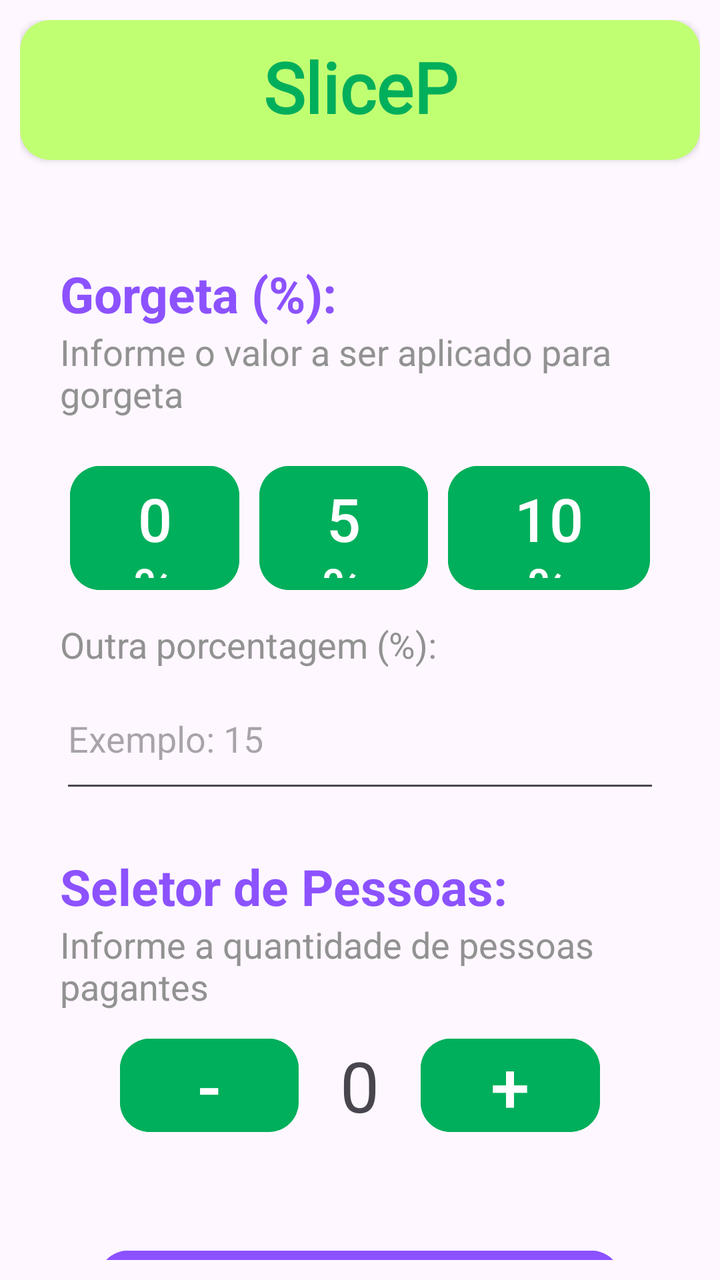
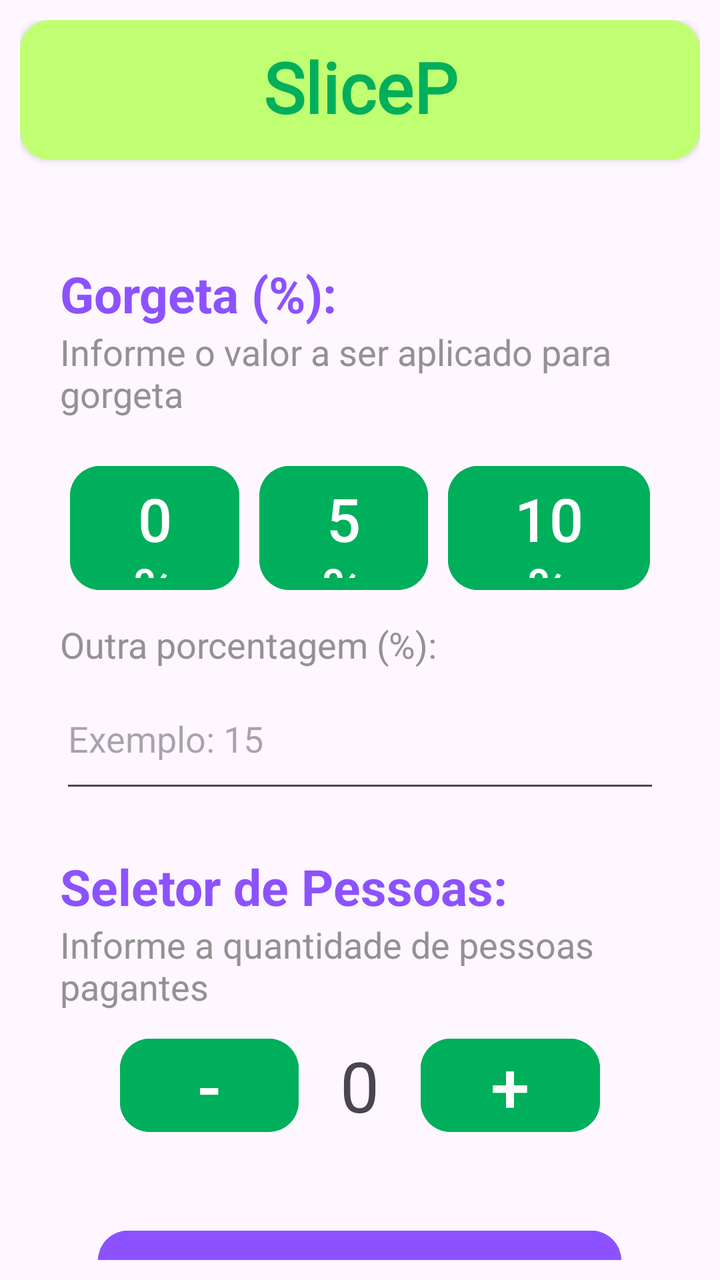

An Android layout rendered at two revisions. The XML below is the earlier revision; the diff shows what the commit changed to produce the second picture.
<!-- AndroidManifest.xml: application theme Theme.SlicePay -->
<!-- res/layout/activity_main3.xml -->
<?xml version="1.0" encoding="utf-8"?>
<androidx.constraintlayout.widget.ConstraintLayout xmlns:android="http://schemas.android.com/apk/res/android"
    xmlns:app="http://schemas.android.com/apk/res-auto"
    xmlns:tools="http://schemas.android.com/tools"
    android:id="@+id/main"
    android:layout_width="match_parent"
    android:layout_height="match_parent"
    tools:context=".MainActivity3">

    <LinearLayout
        android:layout_width="0dp"
        android:layout_height="0dp"
        android:layout_margin="10dp"
        android:layout_marginStart="1dp"
        android:layout_marginTop="1dp"
        android:layout_marginEnd="1dp"
        android:layout_marginBottom="1dp"
        android:orientation="vertical"
        app:layout_constraintBottom_toBottomOf="parent"
        app:layout_constraintEnd_toEndOf="parent"
        app:layout_constraintStart_toStartOf="parent"
        app:layout_constraintTop_toTopOf="parent">

        <androidx.cardview.widget.CardView
            android:layout_width="match_parent"
            android:layout_height="70dp"
            android:backgroundTint="@color/verde_claro"
            app:cardCornerRadius="15dp" >

            <LinearLayout
                android:layout_width="match_parent"
                android:layout_height="match_parent"
                android:elevation="0dp"
                android:orientation="vertical"
                android:padding="10dp"
                android:paddingStart="120dp"
                android:paddingEnd="120dp">

                <TextView
                    android:id="@+id/textView4"
                    android:layout_width="match_parent"
                    android:layout_height="wrap_content"
                    android:fontFamily="@font/alata"
                    android:text="@string/app_name"
                    android:textAlignment="center"
                    android:textColor="@color/verde_escuro"
                    android:textSize="35sp"
                    android:textStyle="bold" />
            </LinearLayout>
        </androidx.cardview.widget.CardView>

        <TextView
            android:id="@+id/textView6"
            android:layout_width="match_parent"
            android:layout_height="wrap_content"
            android:layout_marginStart="20dp"
            android:layout_marginTop="50dp"
            android:text="@string/input_gorjeta"
            android:textColor="@color/roxo"
            android:textSize="25sp"
            android:textStyle="bold" />

        <TextView
            android:id="@+id/textView7"
            android:layout_width="match_parent"
            android:layout_height="wrap_content"
            android:layout_marginStart="20dp"
            android:text="@string/info_gorjeta"
            android:textColor="@color/cinza"
            android:textSize="18sp" />

        <LinearLayout
            android:layout_width="match_parent"
            android:layout_height="91dp"
            android:layout_marginStart="10dp"
            android:layout_marginTop="10dp"
            android:layout_marginEnd="10dp"
            android:orientation="horizontal"
            android:padding="10dp">

            <Button
                android:id="@+id/button3"
                android:layout_width="wrap_content"
                android:layout_height="70dp"
                android:layout_marginStart="5dp"
                android:layout_marginEnd="5dp"
                android:layout_weight="1"
                android:backgroundTint="@color/verde_escuro"
                android:text="@string/gorjeta_0"
                android:textSize="30sp"
                app:cornerRadius="15dp" />

            <Button
                android:id="@+id/button5"
                android:layout_width="wrap_content"
                android:layout_height="70dp"
                android:layout_marginStart="5dp"
                android:layout_marginEnd="5dp"
                android:layout_weight="1"
                android:backgroundTint="@color/verde_escuro"
                android:text="@string/gorjeta_5"
                android:textSize="30sp"
                app:cornerRadius="15dp" />

            <Button
                android:id="@+id/button4"
                android:layout_width="wrap_content"
                android:layout_height="70dp"
                android:layout_marginStart="5dp"
                android:layout_marginEnd="5dp"
                android:layout_weight="1"
                android:backgroundTint="@color/verde_escuro"
                android:text="@string/gorjeta_10"
                android:textSize="30sp"
                app:cornerRadius="15dp" />
        </LinearLayout>

        <TextView
            android:id="@+id/textView12"
            android:layout_width="match_parent"
            android:layout_height="wrap_content"
            android:layout_marginStart="20dp"
            android:text="@string/gorjeta_outra"
            android:textColor="@color/cinza"
            android:textSize="18sp" />

        <EditText
            android:id="@+id/editTextText2"
            android:layout_width="match_parent"
            android:layout_height="67dp"
            android:layout_marginStart="20dp"
            android:layout_marginEnd="20dp"
            android:layout_marginBottom="15dp"
            android:ems="10"
            android:hint="Exemplo: 15"
            android:inputType="number" />

        <TextView
            android:id="@+id/textView13"
            android:layout_width="match_parent"
            android:layout_height="wrap_content"
            android:layout_marginStart="20dp"
            android:layout_marginTop="10dp"
            android:text="@string/input_pessoas"
            android:textColor="@color/roxo"
            android:textSize="25sp"
            android:textStyle="bold" />

        <TextView
            android:id="@+id/textView14"
            android:layout_width="match_parent"
            android:layout_height="wrap_content"
            android:layout_marginStart="20dp"
            android:text="@string/info_pessoas"
            android:textColor="@color/cinza"
            android:textSize="18sp" />

        <LinearLayout
            android:layout_width="match_parent"
            android:layout_height="66dp"
            android:layout_marginTop="10dp"
            android:orientation="horizontal">

            <Button
                android:id="@+id/button6"
                android:layout_width="wrap_content"
                android:layout_height="wrap_content"
                android:layout_marginStart="50dp"
                android:layout_marginEnd="20dp"
                android:layout_weight="1"
                android:backgroundTint="@color/verde_escuro"
                android:paddingLeft="0dp"
                android:paddingTop="0dp"
                android:paddingRight="0dp"
                android:paddingBottom="0dp"
                android:text="@string/menos_pessoas"
                android:textSize="35sp"
                app:cornerRadius="15dp" />

            <TextView
                android:id="@+id/textView16"
                android:layout_width="wrap_content"
                android:layout_height="wrap_content"
                android:layout_weight="1"
                android:text="@string/medidor_pessoas"
                android:textAlignment="center"
                android:textSize="35sp" />

            <Button
                android:id="@+id/button7"
                android:layout_width="wrap_content"
                android:layout_height="wrap_content"
                android:layout_marginStart="20dp"
                android:layout_marginEnd="50dp"
                android:layout_weight="1"
                android:backgroundTint="@color/verde_escuro"
                android:paddingLeft="0dp"
                android:paddingTop="0dp"
                android:paddingRight="0dp"
                android:paddingBottom="0dp"
                android:text="@string/mais_pessoas"
                android:textSize="35sp"
                app:cornerRadius="15dp" />
        </LinearLayout>

        <Button
            android:id="@+id/button8"
            android:layout_width="wrap_content"
            android:layout_height="65dp"
            android:layout_gravity="center"
            android:layout_marginStart="20dp"
            android:layout_marginTop="40dp"
            android:layout_marginEnd="20dp"
            android:backgroundTint="@color/roxo"
            android:soundEffectsEnabled="true"
            android:text="@string/botao3"
            android:textSize="25sp"
            app:cornerRadius="15dp" />

        <androidx.cardview.widget.CardView
            android:layout_width="match_parent"
            android:layout_height="60dp"
            android:layout_gravity="bottom|center"
            android:layout_marginTop="15dp"
            app:cardBackgroundColor="@color/roxo_claro"
            app:cardCornerRadius="15dp">

            <Button
                android:id="@+id/button10"
                android:layout_width="wrap_content"
                android:layout_height="match_parent"
                android:layout_marginStart="8dp"
                android:layout_marginTop="5dp"
                android:layout_marginBottom="5dp"
                android:backgroundTint="@color/white"
                android:padding="2dp"
                android:paddingStart="2dp"
                android:paddingLeft="2dp"
                android:paddingTop="2dp"
                android:soundEffectsEnabled="true"
                android:text="@string/botaov"
                android:textColor="@color/roxo"
                android:textSize="25sp"
                app:cornerRadius="10dp" />
        </androidx.cardview.widget.CardView>

    </LinearLayout>
</androidx.constraintlayout.widget.ConstraintLayout>
<!-- resources referenced by this layout -->
<resources>
  <color name="cinza">#929292</color>
  <color name="roxo">#8c52ff</color>
  <color name="roxo_claro">#caafff</color>
  <color name="verde_claro">#c1ff72</color>
  <color name="verde_escuro">#00af5b</color>
  <color name="white">#FFFFFFFF</color>
  <string name="app_name">SlicePay</string>
  <string name="botao3">Calcular Resultado</string>
  <string name="botaov">Voltar</string>
  <string name="gorjeta_0">0%</string>
  <string name="gorjeta_10">10%</string>
  <string name="gorjeta_5">5%</string>
  <string name="gorjeta_outra">Outra porcentagem (%):</string>
  <string name="info_gorjeta">Informe o valor a ser aplicado para gorgeta</string>
  <string name="info_pessoas">Informe a quantidade de pessoas pagantes</string>
  <string name="input_gorjeta">Gorgeta (%):</string>
  <string name="input_pessoas">Seletor de Pessoas:</string>
  <string name="mais_pessoas">+</string>
  <string name="medidor_pessoas">0</string>
  <string name="menos_pessoas">-</string>
  <style name="Theme.SlicePay" parent="Base.Theme.SlicePay" />
  <style name="Base.Theme.SlicePay" parent="Theme.Material3.DayNight.NoActionBar">
          
          
      </style>
</resources>

<!-- the commit's change to res/layout/activity_main3.xml (unified diff, before → after) -->
@@ -11,10 +11,10 @@
         android:layout_width="0dp"
         android:layout_height="0dp"
         android:layout_margin="10dp"
-        android:layout_marginStart="1dp"
-        android:layout_marginTop="1dp"
-        android:layout_marginEnd="1dp"
-        android:layout_marginBottom="1dp"
+        android:layout_marginStart="10dp"
+        android:layout_marginTop="10dp"
+        android:layout_marginEnd="10dp"
+        android:layout_marginBottom="10dp"
         android:orientation="vertical"
         app:layout_constraintBottom_toBottomOf="parent"
         app:layout_constraintEnd_toEndOf="parent"
@@ -25,7 +25,7 @@
             android:layout_width="match_parent"
             android:layout_height="70dp"
             android:backgroundTint="@color/verde_claro"
-            app:cardCornerRadius="15dp" >
+            app:cardCornerRadius="15dp">
 
             <LinearLayout
                 android:layout_width="match_parent"
@@ -209,7 +209,7 @@
             android:layout_height="65dp"
             android:layout_gravity="center"
             android:layout_marginStart="20dp"
-            android:layout_marginTop="40dp"
+            android:layout_marginTop="30dp"
             android:layout_marginEnd="20dp"
             android:backgroundTint="@color/roxo"
             android:soundEffectsEnabled="true"
@@ -221,7 +221,7 @@
             android:layout_width="match_parent"
             android:layout_height="60dp"
             android:layout_gravity="bottom|center"
-            android:layout_marginTop="15dp"
+            android:layout_marginTop="25dp"
             app:cardBackgroundColor="@color/roxo_claro"
             app:cardCornerRadius="15dp">
 
